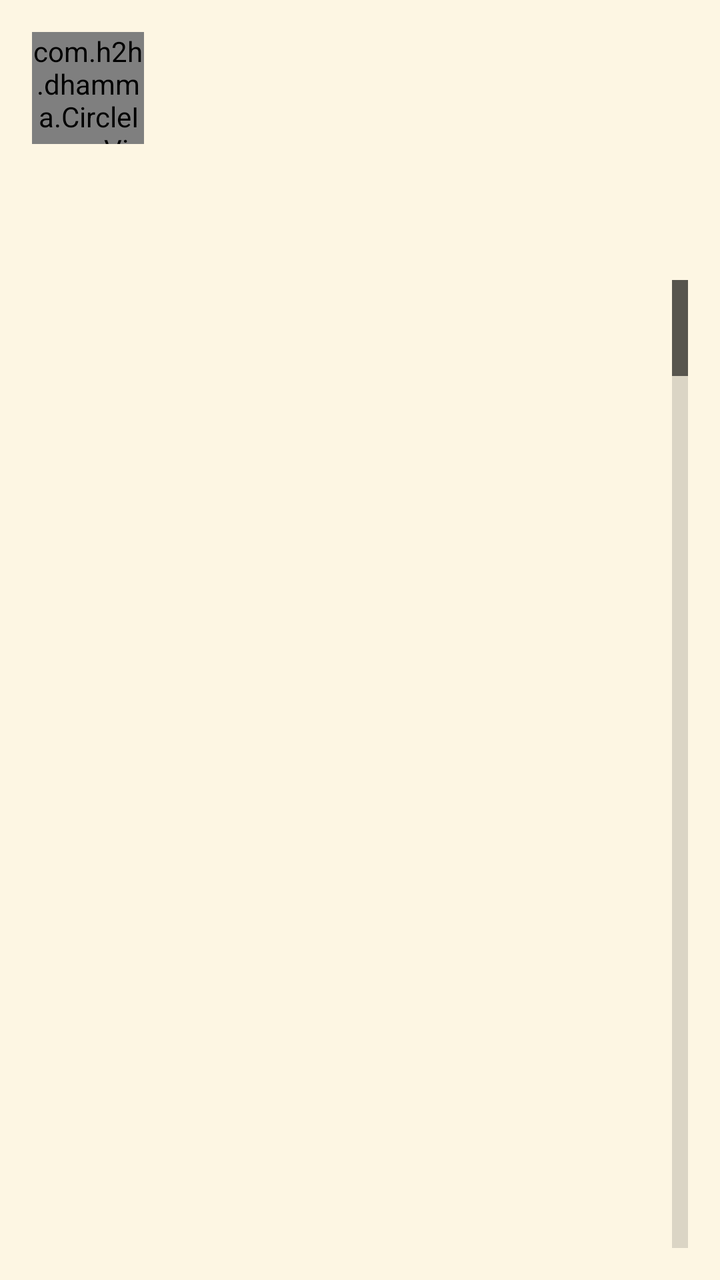
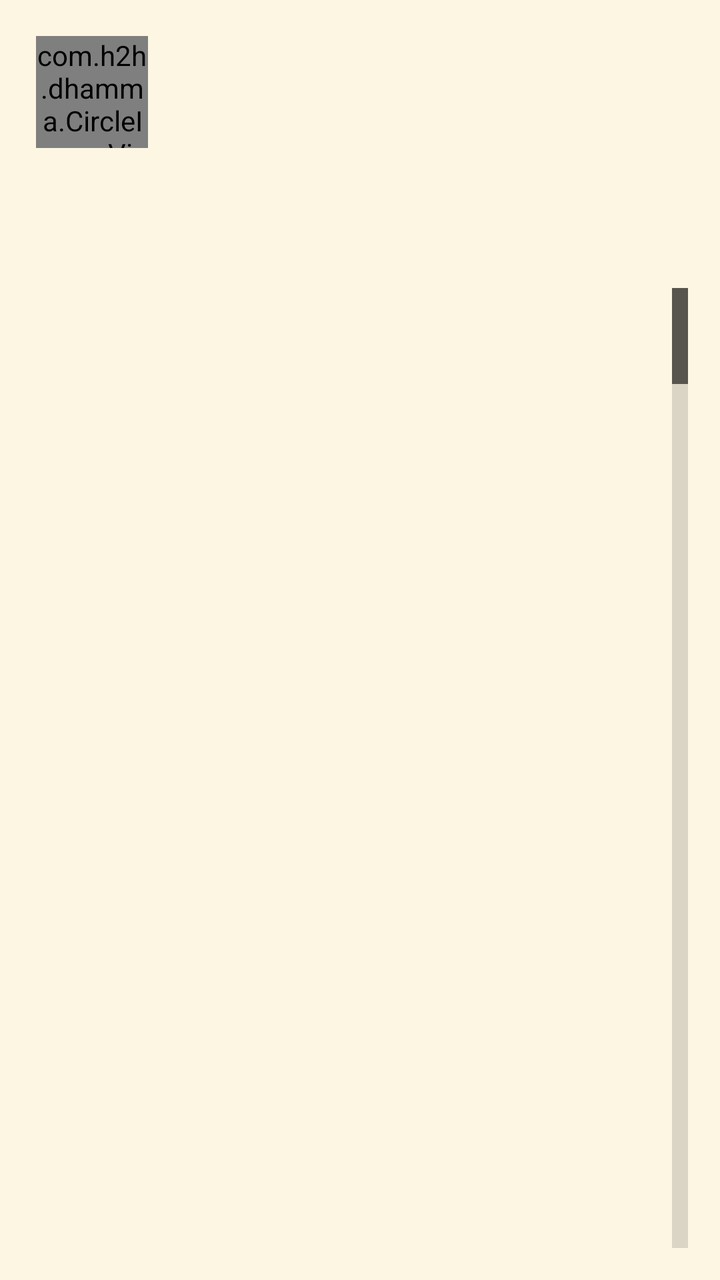

Two renders of the same Android screen: before a commit and after it. Below are the layout's source before the change and the commit's diff.
<!-- AndroidManifest.xml: application theme AppTheme -->
<!-- res/layout/activity_talks.xml -->
<?xml version="1.0" encoding="utf-8"?>
<LinearLayout xmlns:android="http://schemas.android.com/apk/res/android"
    android:id="@+id/root"
    android:layout_width="match_parent"
    android:layout_height="match_parent"
    android:background="@color/bg"
    android:orientation="vertical"
    android:padding="16dp">
    
    <LinearLayout
        android:id="@+id/talksHeaderRow"
        android:layout_width="match_parent"
        android:layout_height="wrap_content"
        android:gravity="center_vertical"
        android:orientation="horizontal">
        <com.h2h.dhamma.CircleImageView
            android:id="@+id/talksHeaderPhoto"
            android:layout_width="56dp"
            android:layout_height="56dp"
            android:layout_marginEnd="12dp"
            android:scaleType="centerCrop" />
        <TextView
            android:id="@+id/title"
            android:layout_width="0dp"
            android:layout_height="wrap_content"
            android:layout_weight="1"
            android:textColor="@color/maroon"
            android:textSize="20sp"
            android:textStyle="bold" />
        
    </LinearLayout>
    
    <LinearLayout
        android:id="@+id/talkSearchRow"
        android:layout_width="match_parent"
        android:layout_height="wrap_content"
        android:layout_marginTop="8dp"
        android:gravity="center_vertical"
        android:orientation="horizontal"
        android:visibility="gone">
        <EditText
            android:id="@+id/talkSearch"
            android:layout_width="0dp"
            android:layout_height="wrap_content"
            android:layout_weight="1"
            android:background="@drawable/search_bg"
            android:hint="တရားခေါင်းစဉ် ရှာပါ…"
            android:imeOptions="actionSearch"
            android:inputType="text"
            android:padding="10dp"
            android:singleLine="true"
            android:textColor="@color/ink"
            android:textColorHint="@color/muted"
            android:textSize="16sp" />
        
        <TextView
            android:id="@+id/talkSearchClear"
            android:layout_width="48dp"
            android:layout_height="48dp"
            android:background="@drawable/glass_icon_3d"
            android:gravity="center"
            android:text="✕"
            android:textColor="@color/gold"
            android:textSize="20sp"
            android:visibility="gone" />
        
        <TextView
            android:id="@+id/talkFilter"
            android:layout_width="wrap_content"
            android:layout_height="48dp"
            android:gravity="center"
            android:paddingLeft="8dp"
            android:paddingRight="8dp"
            android:text="အားလုံး"
            android:textColor="@color/muted"
            android:textSize="14sp" />
    </LinearLayout>
    
    <Button
        android:id="@+id/btnTalkPlayAll"
        android:layout_width="match_parent"
        android:layout_height="wrap_content"
        android:layout_marginTop="8dp"
        android:text="▶ အားလုံးဖွင့်မယ်"
        android:visibility="gone" />
    <TextView
        android:id="@+id/talkSearchEmpty"
        android:layout_width="match_parent"
        android:layout_height="wrap_content"
        android:layout_marginTop="12dp"
        android:gravity="center"
        android:text="ရှာတာမတွေ့ပါ — တခြားစာလုံးနဲ့ ပြန်ရှာကြည့်ပါ"
        android:textColor="@color/muted"
        android:textSize="15sp"
        android:visibility="gone" />
    <ProgressBar
        android:id="@+id/progress"
        android:layout_width="wrap_content"
        android:layout_height="wrap_content"
        android:layout_gravity="center_horizontal"
        android:layout_marginTop="12dp" />
    <Button
        android:id="@+id/btnRetry"
        android:layout_width="wrap_content"
        android:layout_height="wrap_content"
        android:layout_gravity="center_horizontal"
        android:layout_marginTop="8dp"
        android:text="↻ ပြန်ဆွဲထုတ်မယ်"
        android:visibility="gone" />
    <ListView
        android:id="@+id/list"
        android:layout_width="match_parent"
        android:layout_height="0dp"
        android:layout_marginTop="8dp"
        android:layout_weight="1"
        android:divider="@color/surface"
        android:dividerHeight="1dp"
        android:fastScrollEnabled="true" />
    
    
    <LinearLayout
        android:id="@+id/nowStrip"
        android:layout_width="match_parent"
        android:layout_height="wrap_content"
        android:layout_marginTop="12dp"
        android:background="@drawable/nav_glass"
        android:orientation="vertical"
        android:padding="10dp"
        android:visibility="gone">
        <LinearLayout
            android:layout_width="match_parent"
            android:layout_height="wrap_content"
            android:gravity="center_vertical"
            android:orientation="horizontal">
            <com.h2h.dhamma.CircleImageView
                android:id="@+id/nowStripPhoto"
                android:layout_width="44dp"
                android:layout_height="44dp"
                android:layout_marginEnd="10dp"
                android:scaleType="centerCrop"
                android:visibility="gone" />
            <LinearLayout
                android:layout_width="0dp"
                android:layout_height="wrap_content"
                android:layout_weight="1"
                android:orientation="vertical">
                <TextView
                    android:id="@+id/nowStripText"
                    android:layout_width="match_parent"
                    android:layout_height="wrap_content"
                    android:ellipsize="end"
                    android:maxLines="1"
                    android:textColor="@color/gold"
                    android:textSize="14sp"
                    android:textStyle="bold" />
                <TextView
                    android:id="@+id/nowStripSub"
                    android:layout_width="match_parent"
                    android:layout_height="wrap_content"
                    android:ellipsize="end"
                    android:maxLines="1"
                    android:textColor="@color/muted"
                    android:textSize="12sp" />
            </LinearLayout>
        </LinearLayout>
        
            <LinearLayout
                android:layout_width="match_parent"
                android:layout_height="wrap_content"
                android:gravity="center_horizontal"
                android:orientation="horizontal">
            <TextView
                android:id="@+id/nowStripPrev"
                android:background="?android:attr/selectableItemBackgroundBorderless"
                android:layout_margin="2dp"
                android:layout_width="48dp"
                android:layout_height="48dp"
                android:gravity="center"
                android:includeFontPadding="false"
                android:text="⏮"
                android:textColor="#FFFFFF"
                android:textSize="24sp" />
            <TextView
                android:id="@+id/nowStripToggle"
                android:background="?android:attr/selectableItemBackgroundBorderless"
                android:layout_margin="2dp"
                android:layout_width="48dp"
                android:layout_height="48dp"
                android:gravity="center"
                android:includeFontPadding="false"
                android:text="▶"
                android:textColor="#FFFFFF"
                android:textSize="24sp" />
            <TextView
                android:id="@+id/nowStripNext"
                android:background="?android:attr/selectableItemBackgroundBorderless"
                android:layout_margin="2dp"
                android:layout_width="48dp"
                android:layout_height="48dp"
                android:gravity="center"
                android:includeFontPadding="false"
                android:text="⏭"
                android:textColor="#FFFFFF"
                android:textSize="24sp" />

            
            
            
            </LinearLayout>
        
        <ProgressBar
            android:id="@+id/nowStripProgress"
            style="?android:attr/progressBarStyleHorizontal"
            android:layout_width="match_parent"
            android:layout_height="4dp"
            android:layout_marginTop="6dp"
            android:max="1000"
            android:progress="0"
            android:progressBackgroundTint="#40C9A227"
            android:progressTint="#C9A227" />
    </LinearLayout>
</LinearLayout>
<!-- resources referenced by this layout -->
<resources>
  <color name="bg">#FDF6E3</color>
  <color name="gold">#C9A227</color>
  <color name="ink">#3B2314</color>
  <color name="maroon">#7A2E1F</color>
  <color name="muted">#7A6A58</color>
  <color name="surface">#F5E6C4</color>
  <!-- drawable glass_icon_3d (drawable) -->
  <?xml version="1.0" encoding="utf-8"?>
  <layer-list xmlns:android="http://schemas.android.com/apk/res/android">
      
      <item>
          <shape android:shape="rectangle">
              <solid android:color="#CC000000" />
              <corners android:radius="22dp" />
          </shape>
      </item>
      
      <item android:bottom="3dp">
          <shape android:shape="rectangle">
              <gradient
                  android:angle="270"
                  android:startColor="#CCFFFFFF"
                  android:centerColor="#40FFFFFF"
                  android:centerY="0.42"
                  android:endColor="#33000000"
                  android:type="linear" />
              <stroke android:width="1dp" android:color="#B3C9A227" />
              <corners android:radius="20dp" />
          </shape>
      </item>
      
      <item android:bottom="3dp">
          <shape android:shape="rectangle">
              <gradient
                  android:angle="270"
                  android:startColor="#99FFFFFF"
                  android:centerColor="#33FFFFFF"
                  android:centerY="0.35"
                  android:endColor="#00FFFFFF"
                  android:type="linear" />
              <corners android:radius="20dp" />
          </shape>
      </item>
  </layer-list>
  <!-- drawable nav_glass (drawable) -->
  <?xml version="1.0" encoding="utf-8"?>
  <layer-list xmlns:android="http://schemas.android.com/apk/res/android">
      <item>
          <shape android:shape="rectangle">
              <solid android:color="#59FFFFFF" />
              <stroke android:width="1dp" android:color="#99C9A227" />
              <corners android:radius="28dp" />
          </shape>
      </item>
      <item>
          <shape android:shape="rectangle">
              <gradient android:angle="270" android:startColor="#80FFFFFF" android:centerColor="#1AFFFFFF" android:centerY="0.45" android:endColor="#00FFFFFF" android:type="linear" />
              <corners android:radius="28dp" />
          </shape>
      </item>
  </layer-list>
  <!-- drawable search_bg (drawable) -->
  <?xml version="1.0" encoding="utf-8"?>
  <layer-list xmlns:android="http://schemas.android.com/apk/res/android">
      <item>
          <shape android:shape="rectangle">
              <solid android:color="#59FFFFFF" />
              <stroke android:width="1dp" android:color="#99C9A227" />
              <corners android:radius="28dp" />
          </shape>
      </item>
      <item>
          <shape android:shape="rectangle">
              <gradient android:angle="270" android:startColor="#80FFFFFF" android:centerColor="#1AFFFFFF" android:centerY="0.45" android:endColor="#00FFFFFF" android:type="linear" />
              <corners android:radius="28dp" />
          </shape>
      </item>
  </layer-list>
  <style name="AppTheme" parent="android:Theme.Material.Light.NoActionBar">
          <item name="android:colorPrimary">@color/maroon</item>
          <item name="android:colorPrimaryDark">@color/maroon</item>
          <item name="android:colorAccent">@color/gold</item>
          <item name="android:windowBackground">@color/bg</item>
          <item name="android:textColorPrimary">@color/ink</item>
      </style>
</resources>

<!-- the commit's change to res/layout/activity_talks.xml (unified diff, before → after) -->
@@ -13,12 +13,19 @@
         android:layout_height="wrap_content"
         android:gravity="center_vertical"
         android:orientation="horizontal">
-        <com.h2h.dhamma.CircleImageView
-            android:id="@+id/talksHeaderPhoto"
-            android:layout_width="56dp"
-            android:layout_height="56dp"
-            android:layout_marginEnd="12dp"
-            android:scaleType="centerCrop" />
+        
+        <FrameLayout
+            android:id="@+id/talksHeaderPhotoRing"
+            android:layout_width="60dp"
+            android:layout_height="60dp"
+            android:layout_marginEnd="12dp">
+            <com.h2h.dhamma.CircleImageView
+                android:id="@+id/talksHeaderPhoto"
+                android:layout_width="56dp"
+                android:layout_height="56dp"
+                android:layout_gravity="center"
+                android:scaleType="centerCrop" />
+        </FrameLayout>
         <TextView
             android:id="@+id/title"
             android:layout_width="0dp"
